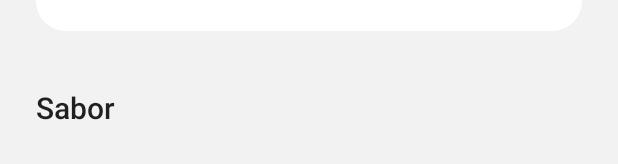
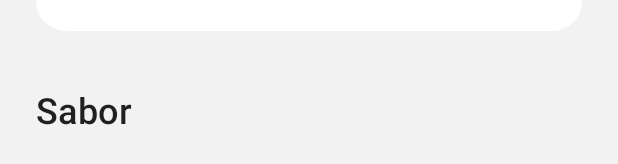
Before and after one commit to enzoftware/guajolotas-compose, an Android app built with Jetpack Compose: the @Preview function DetailScreenPreview, on a phone screen of 412 x 824 dp. Shown: the part 857-1021 px from the top of the screen. Run offline under Robolectric (Android 15) with nearby library versions, the phone set to English and light mode, and no system bars; our stand-ins replace accompanist; 3 statements that could not run were skipped.

```diff
--- a/app/src/main/java/com/enzoftware/guajolotas/data/ProductLocalDataSource.kt
+++ b/app/src/main/java/com/enzoftware/guajolotas/data/ProductLocalDataSource.kt
@@ -14,7 +14,7 @@ class ProductLocalDataSource {
 
 
     suspend fun searchProduct(name: String): ResultState<List<Product>> {
-        delay(2000)
+        delay(1500)
         val response = FakeProducts.allProducts.filter { it.name.contains(name) }
         return ResultState.Success(response)
     }
--- a/app/src/main/java/com/enzoftware/guajolotas/domain/usecase/SearchProductUseCase.kt
+++ b/app/src/main/java/com/enzoftware/guajolotas/domain/usecase/SearchProductUseCase.kt
@@ -1,5 +1,9 @@
 package com.enzoftware.guajolotas.domain.usecase
 
 import com.enzoftware.guajolotas.domain.repository.ProductRepository
+import javax.inject.Inject
 
-class SearchProductUseCase(private val productRepository: ProductRepository)
+class SearchProductUseCase @Inject constructor(private val productRepository: ProductRepository) {
+
+    suspend fun invoke(query: String) = productRepository.searchProduct(query)
+}
--- a/app/src/main/java/com/enzoftware/guajolotas/ui/detail/DetailScreen.kt
+++ b/app/src/main/java/com/enzoftware/guajolotas/ui/detail/DetailScreen.kt
@@ -27,6 +27,8 @@ import androidx.compose.ui.unit.sp
 import com.enzoftware.guajolotas.R
 import com.enzoftware.guajolotas.data.FakeProducts
 import com.enzoftware.guajolotas.domain.models.Product
+import com.enzoftware.guajolotas.ui.components.GuaButton
+import com.enzoftware.guajolotas.ui.components.GuaCheckBox
 import com.enzoftware.guajolotas.ui.components.ProductCounter
 import com.enzoftware.guajolotas.ui.components.ProductFlavor
 import com.enzoftware.guajolotas.ui.theme.AppColors
@@ -43,6 +45,7 @@ import kotlinx.coroutines.launch
 @Composable
 fun DetailScreen(onBackPressed: () -> Unit) {
     val products = FakeProducts.tamales
+    val complements = FakeProducts.drinks
     val pagerState = rememberPagerState(pageCount = products.size, initialOffscreenLimit = 2)
 
     Scaffold {
@@ -55,7 +58,7 @@ fun DetailScreen(onBackPressed: () -> Unit) {
                 DetailAppBar(onBackPressed)
             }
             item {
-                DetailBody(products = products, pagerState = pagerState)
+                DetailBody(products = products, complements = complements, pagerState = pagerState)
             }
         }
     }
@@ -142,7 +145,7 @@ fun DetailBody(
 
         Text(
             text = stringResource(R.string.flavor),
-            fontSize = 20.sp,
+            fontSize = 24.sp,
             fontWeight = FontWeight.W600,
             textAlign = TextAlign.Start,
             modifier = Modifier
@@ -170,10 +173,44 @@ fun DetailBody(
                 }
             }
         }
-        Spacer(modifier = Modifier.height(32.dp))
-        Text(text = "Guajolocombo")
+        Text(
+            text = "Guajolocombo",
+            fontSize = 24.sp,
+            fontWeight = FontWeight.W600,
+            textAlign = TextAlign.Start,
+            modifier = Modifier
+                .fillMaxWidth()
+                .padding(top = 24.dp, bottom = 8.dp)
+        )
+        Text(text = "Selecciona la bebida que más te guste y disfruta de tu desayuno.")
         Spacer(modifier = Modifier.height(8.dp))
-        Text(text = "Selecciona la bebida que más te guste y disfruta de tu desayuno.")
+        Box(
+            modifier = Modifier
+                .height(320.dp)
+                .fillMaxWidth()
+        ) {
+            LazyVerticalGrid(
+                cells = GridCells.Fixed(2)
+            ) {
+                items(complements) { complement ->
+                    GuaCheckBox(
+                        product = complement,
+                        onClick = {
+
+                        },
+                    )
+                }
+            }
+        }
+        Spacer(modifier = Modifier.height(8.dp))
+        GuaButton(
+            onClick = {},
+            content = {
+                Row(Modifier) {
+                    Text(text = "Agregar 1 al carrito")
+                }
+            },
+        )
     }
 }
 
--- a/app/src/main/res/values/strings.xml
+++ b/app/src/main/res/values/strings.xml
@@ -5,4 +5,6 @@
     <string name="drinks">Bebidas</string>
     <string name="guajolotas">Guajolotas</string>
     <string name="flavor">Sabor</string>
+    <string name="empty_results">No hay resultados</string>
+    <string name="search_icon_description">Search icon</string>
 </resources>
```
Also changed, not shown: app/src/main/java/com/enzoftware/guajolotas/ui/components/GuaButton.kt (+8 -1 lines), app/src/main/java/com/enzoftware/guajolotas/ui/components/GuaCheckBox.kt (+9 -3 lines), app/src/main/java/com/enzoftware/guajolotas/ui/search/SearchScreen.kt (+64 -10 lines), app/src/main/java/com/enzoftware/guajolotas/ui/search/SearchViewModel.kt (+56 -1 lines).
